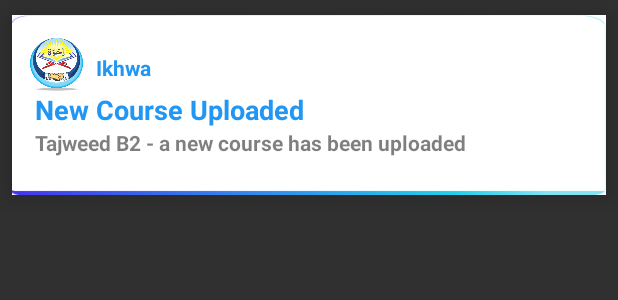
After one commit to IkhwaTeam/FinalYearProject, an Android app: the layout activity_notification_design.xml on its own in the app's theme, with its tools: preview values and no code run, on a phone screen of 412 x 824 dp. The commit adds this screen. Shown: the top 300 px of the screen. Run offline under Robolectric (Android 15) with nearby library versions, the phone set to English and light mode, and no system bars.

Commit message:
Notification sendind by admin and database to both user stu and teacher

```diff
--- a/app/build.gradle
+++ b/app/build.gradle
@@ -41,4 +41,6 @@ dependencies {
     androidTestImplementation libs.espresso.core
     implementation("com.google.firebase:firebase-auth:22.1.0")
     implementation("com.google.firebase:firebase-database:21.0.0")
+    implementation ('com.google.firebase:firebase-database:20.0.5')
+
 }
--- /dev/null
+++ b/app/src/main/res/layout/activity_notification_design.xml
@@ -0,0 +1,61 @@
+<?xml version="1.0" encoding="utf-8"?>
+<LinearLayout xmlns:android="http://schemas.android.com/apk/res/android"
+    android:id="@+id/tr1"
+    android:layout_width="match_parent"
+    android:layout_height="120dp"
+    android:layout_marginTop="10dp"
+    android:layout_marginBottom="8dp"
+    android:layout_marginHorizontal="8dp"
+    android:elevation="10dp"
+    android:orientation="vertical"
+    android:background="@drawable/g_out">
+
+    <LinearLayout
+        android:layout_width="wrap_content"
+        android:layout_height="wrap_content"
+        android:orientation="horizontal">
+
+        <ImageView
+            android:id="@+id/notification_logo"
+            android:layout_width="35dp"
+            android:layout_height="35dp"
+            android:background="@drawable/logo"
+            android:layout_marginTop="15dp"
+            android:layout_marginStart="12dp"
+            android:layout_marginEnd="5dp" />
+
+        <TextView
+            android:id="@+id/notification_appName"
+            android:layout_width="wrap_content"
+            android:layout_height="wrap_content"
+            android:text="Ikhwa"
+            android:textColor="@color/blue"
+            android:layout_marginTop="25dp"
+            android:layout_marginStart="3dp"
+            android:textStyle="bold" />
+
+
+    </LinearLayout>
+
+    <TextView
+        android:id="@+id/notification_title"
+        android:layout_width="wrap_content"
+        android:layout_height="wrap_content"
+        android:text="New Course Uploaded"
+        android:textColor="@color/blue"
+        android:textSize="18sp"
+        android:textStyle="bold"
+        android:layout_marginStart="15dp"
+        android:layout_marginEnd="10dp" />
+
+    <TextView
+        android:id="@+id/notification_description"
+        android:layout_width="wrap_content"
+        android:layout_height="wrap_content"
+        android:text="Tajweed B2 - a new course has been uploaded"
+        android:textColor="#80000000"
+        android:textSize="14sp"
+        android:textStyle="bold"
+        android:layout_marginStart="15dp"
+        android:layout_marginEnd="10dp" />
+</LinearLayout>
--- a/app/src/main/res/layout/activity_notifications.xml
+++ b/app/src/main/res/layout/activity_notifications.xml
@@ -7,7 +7,7 @@
     android:background="#F9F9F9"
     tools:context=".NotificationsActivity">
 
-    <!-- Header Section -->
+
     <LinearLayout
         android:layout_width="match_parent"
         android:layout_height="100dp"
@@ -36,7 +36,7 @@
 
     </LinearLayout>
 
-    <!-- Notification Input Section -->
+
     <TextView
         android:layout_width="wrap_content"
         android:layout_height="wrap_content"
@@ -110,7 +110,7 @@
         android:layout_marginStart="16dp"
         android:layout_marginTop="24dp" />
 
-    <!-- Dynamic Notification Container -->
+
     <ScrollView
         android:layout_width="match_parent"
         android:layout_height="match_parent"
--- a/gradle/libs.versions.toml
+++ b/gradle/libs.versions.toml
@@ -1,5 +1,5 @@
 [versions]
-agp = "8.8.0"
+agp = "8.9.1"
 junit = "4.13.2"
 junitVersion = "1.2.1"
 espressoCore = "3.6.1"
```
Also changed, not shown: app/src/main/AndroidManifest.xml (+7 -2 lines), app/src/main/java/com/example/ikhwa/CourseActivity.java (+23 -0 lines), app/src/main/java/com/example/ikhwa/NotificationDesignActivity.java (added, +45 -0 lines), app/src/main/java/com/example/ikhwa/Notificationclass.java (added, +33 -0 lines), app/src/main/java/com/example/ikhwa/NotificationsActivity.java (+32 -1 lines), app/src/main/java/com/example/ikhwa/StudentHomeActivity.java (+27 -2 lines), app/src/main/java/com/example/ikhwa/Teacher_home.java (+47 -24 lines), gradle/wrapper/gradle-wrapper.properties.
